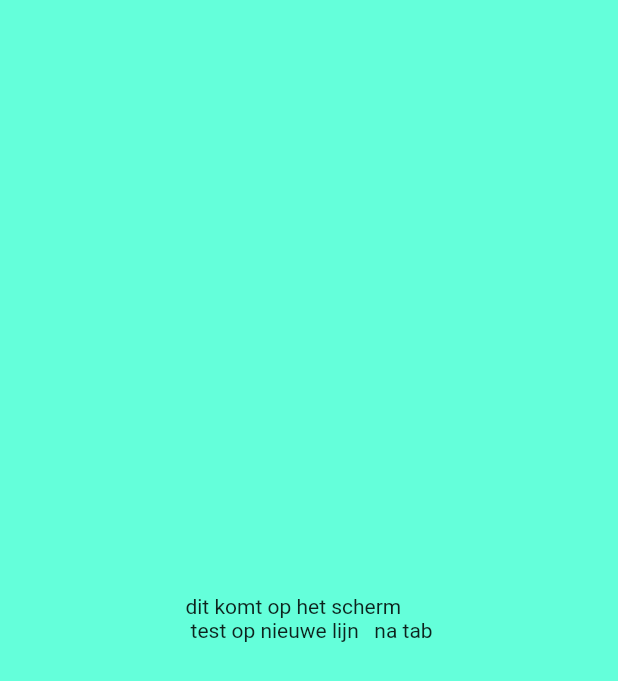
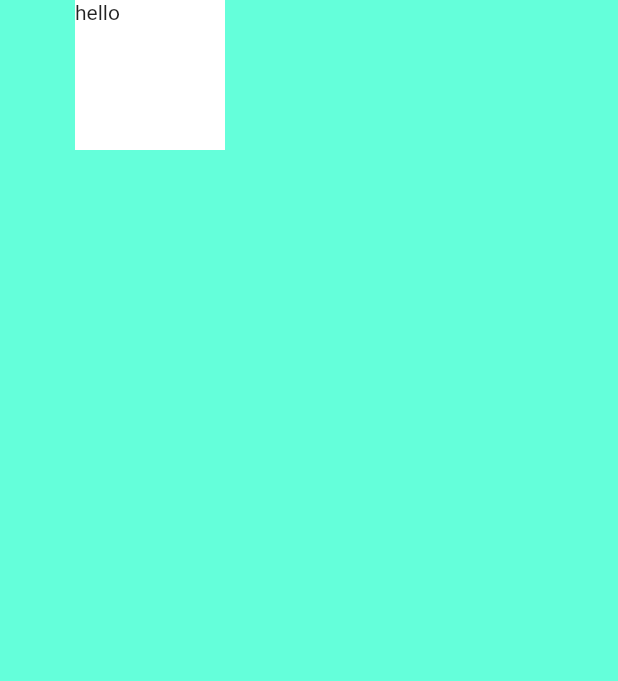
Before and after one commit to thomastt123/mi_card, a Flutter app: the screen it shows after launch, on a phone screen of 412 x 824 dp. Shown: the top 681 px of the screen. Run offline on Flutter 3.47's test engine with Material 2 defaults, Android fonts, the phone set to English and light mode, and no system bars.

Commit message:
playing with different margins

```diff
--- a/lib/main.dart
+++ b/lib/main.dart
@@ -12,10 +12,16 @@ class MyApp extends StatelessWidget {
     return MaterialApp(
       home: Scaffold(
         backgroundColor: Colors.tealAccent,
-        body: Container(
-          child: Center(
-              child: Text(
-                  'dit komt op het scherm \n test op nieuwe lijn \t na tab')),
+        body: SafeArea(
+          child: Container(
+            color: Colors.white,
+            child: Text('hello'),
+            height: 100.0,
+            // margin: EdgeInsets.symmetric(vertical: 20.0, horizontal: 100.0),
+            // margin: EdgeInsets.fromLTRB(60.0, 25.0, 35.0, 50.0),
+            margin: EdgeInsets.only(left: 50.0),
+            width: 100.0,
+          ),
         ),
       ),
     );
```
